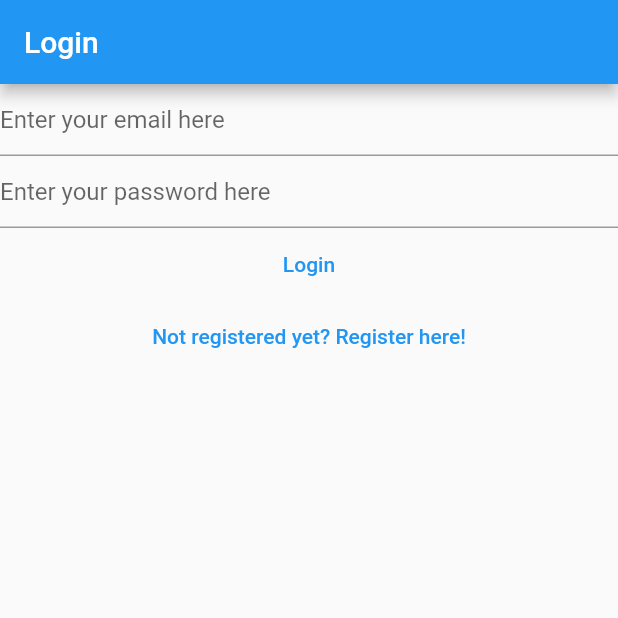
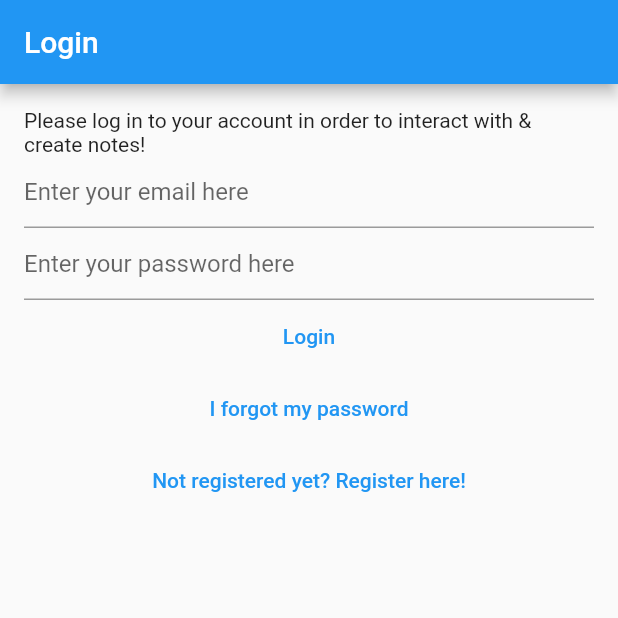
Before and after one commit to Gacha76/Mudra, a Flutter app: the screen it shows after launch, on a phone screen of 412 x 824 dp, the top half of it. Run offline on Flutter 3.47's test engine with Material 2 defaults, Android fonts, the phone set to English and light mode, and no system bars; our stand-ins replace bloc, cloud_firestore, equatable, firebase_auth, firebase_core, flutter_bloc and 1 more; accounts and stored records are empty.

Commit message:
Ch-44 done

```diff
--- a/lib/main.dart
+++ b/lib/main.dart
@@ -3,6 +3,7 @@ import 'package:classico/services/auth/bloc/auth_bloc.dart';
 import 'package:classico/services/auth/bloc/auth_event.dart';
 import 'package:classico/services/auth/bloc/auth_state.dart';
 import 'package:classico/services/auth/firebase_auth_provider.dart';
+import 'package:classico/view/forgot_password_view.dart';
 import 'package:flutter_bloc/flutter_bloc.dart';
 import 'package:classico/view/notes/create_update_note_view.dart';
 import 'package:classico/view/notes/notes_view.dart';
@@ -55,6 +56,8 @@ class HomePage extends StatelessWidget {
           return const VerifyEmailView();
         } else if (state is AuthStateLoggedOut) {
           return const LoginView();
+        } else if (state is AuthStateForgotPassword) {
+          return const ForgotPasswordView();
         } else if (state is AuthStateRegistering) {
           return const RegisterView();
         } else {
--- a/lib/services/auth/auth_provider.dart
+++ b/lib/services/auth/auth_provider.dart
@@ -13,4 +13,5 @@ abstract class AuthProvider {
   });
   Future<void> logout();
   Future<void> sendEmailVerification();
+  Future<void> sendPasswordReset({required String toEmail});
 }
--- a/lib/services/auth/auth_service.dart
+++ b/lib/services/auth/auth_service.dart
@@ -39,4 +39,8 @@ class AuthService implements AuthProvider {
 
   @override
   Future<void> initialize() => provider.initialize();
+
+  @override
+  Future<void> sendPasswordReset({required String toEmail}) =>
+      provider.sendPasswordReset(toEmail: toEmail);
 }
--- a/lib/services/auth/bloc/auth_event.dart
+++ b/lib/services/auth/bloc/auth_event.dart
@@ -32,3 +32,8 @@ class AuthEventRegister extends AuthEvent {
 class AuthEventShouldRegister extends AuthEvent {
   const AuthEventShouldRegister();
 }
+
+class AuthEventForgotPassword extends AuthEvent {
+  final String? email;
+  const AuthEventForgotPassword({this.email});
+}
--- a/lib/services/auth/bloc/auth_state.dart
+++ b/lib/services/auth/bloc/auth_state.dart
@@ -48,3 +48,13 @@ class AuthStateLoggedOut extends AuthState with EquatableMixin {
   @override
   List<Object?> get props => [exception, isLoading];
 }
+
+class AuthStateForgotPassword extends AuthState {
+  final Exception? exception;
+  final bool hasSentEmail;
+  const AuthStateForgotPassword({
+    required this.exception,
+    required this.hasSentEmail,
+    required bool isLoading,
+  }) : super(isLoading: isLoading);
+}
--- /dev/null
+++ b/lib/utilities/dialogs/password_reset_email_sent_dialog.dart
@@ -0,0 +1,14 @@
+import 'package:classico/utilities/dialogs/generic_dialog.dart';
+import 'package:flutter/material.dart';
+
+Future<void> showPasswordResetEmailSentDialog(BuildContext context) {
+  return showGenericDialog<void>(
+    context: context,
+    title: "Password Reset",
+    content:
+        "We have now sent you a password reset link. Please check your email for more information",
+    optionsBuilder: () => {
+      "OK": null,
+    },
+  );
+}
--- a/lib/view/login_view.dart
+++ b/lib/view/login_view.dart
@@ -41,7 +41,10 @@ class _LoginViewState extends State<LoginView> {
       listener: (context, state) async {
         if (state is AuthStateLoggedOut) {
           if (state.exception is UserNotFoundAuthException) {
-            await showErrorDialog(context, "User not found");
+            await showErrorDialog(
+              context,
+              "Can't find a user with the entered credentials!",
+            );
           } else if (state.exception is WrongPasswordAuthException) {
             await showErrorDialog(context, "Wrong credentials");
           } else if (state.exception is GenericAuthException) {
@@ -53,8 +56,12 @@ class _LoginViewState extends State<LoginView> {
         appBar: AppBar(
           title: const Text("Login"),
         ),
-        body: Column(
+        body: Padding(
+          padding: const EdgeInsets.all(16.0),
+          child: Column(
             children: [
+              const Text(
+                  "Please log in to your account in order to interact with & create notes!"),
               TextField(
                 controller: _email,
                 enableSuggestions: false,
@@ -90,12 +97,21 @@ class _LoginViewState extends State<LoginView> {
               TextButton(
                 onPressed: () {
                   context.read<AuthBloc>().add(
+                        const AuthEventForgotPassword(),
+                      );
+                },
+                child: const Text("I forgot my password"),
+              ),
+              TextButton(
+                onPressed: () {
+                  context.read<AuthBloc>().add(
                         const AuthEventShouldRegister(),
                       );
                 },
                 child: const Text("Not registered yet? Register here!"),
-            )
+              ),
             ],
+          ),
         ),
       ),
     );
```
Also changed, not shown: lib/services/auth/bloc/auth_bloc.dart (+42 -0 lines), lib/services/auth/firebase_auth_provider.dart (+18 -0 lines), lib/view/forgot_password_view.dart (added, +88 -0 lines), lib/view/register_view.dart (+14 -2 lines), 1 other file. Lines whose indentation alone changed are shown as unchanged.
